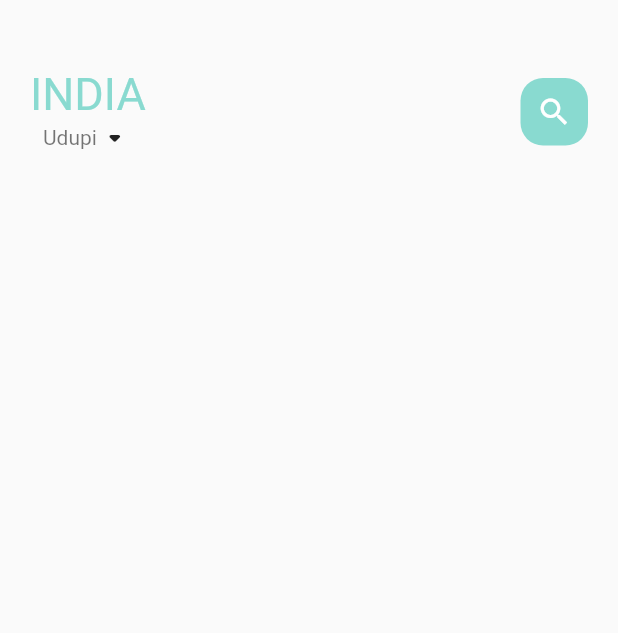
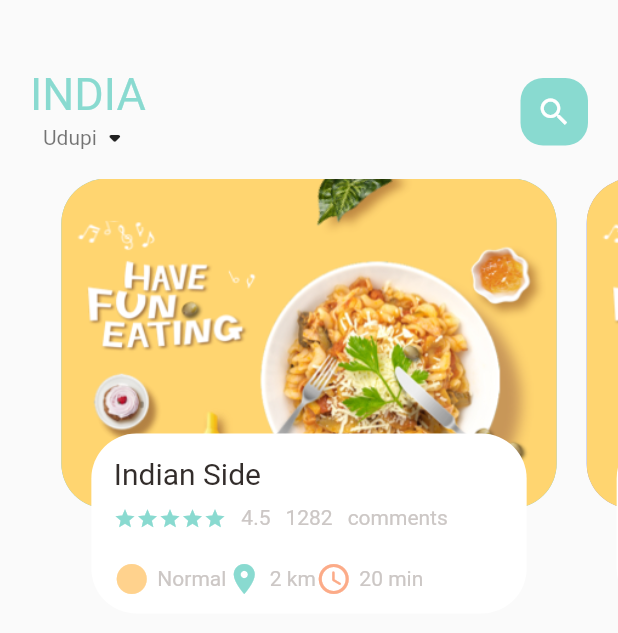
Before and after one commit to TheShreyasShetty/foodie, a Flutter app: the screen it shows after launch, on a phone screen of 412 x 824 dp. Shown: the top 633 px of the screen. Run offline on Flutter 3.47's test engine with Material 2 defaults, Android fonts, the phone set to English and light mode, and no system bars.

Commit message:
Third Commit Created a floating window in the homepage also created a separate file to easily call icons and text so that we do not need to create or write it down again and again.

```diff
--- a/lib/home/food_page_body.dart
+++ b/lib/home/food_page_body.dart
@@ -1,4 +1,9 @@
 import 'package:flutter/cupertino.dart';
+import 'package:flutter/material.dart';
+import 'package:food_delivery/utils/colors.dart';
+import 'package:food_delivery/widgets/big_text.dart';
+import 'package:food_delivery/widgets/icon_and_text_widget.dart';
+import 'package:food_delivery/widgets/small_text.dart';
 
 class FoodPageBody extends StatefulWidget {
   const FoodPageBody({super.key});
@@ -8,10 +13,104 @@ class FoodPageBody extends StatefulWidget {
 }
 
 class _FoodPageBodyState extends State<FoodPageBody> {
+  PageController pageController = PageController(viewportFraction: 0.85);
+  var _currPageValue = 0.0;
+
+  @override
+  void initState(){
+    super.initState();
+    pageController.addListener(() {
+      setState(() {
+        _currPageValue = pageController.page!;
+        // print("Current value is "+_currPageValue.toString());
+      });
+    });
+  }
+
+  @override
+  void dispose(){
+    pageController.dispose();
+  }
+
   @override
   Widget build(BuildContext context) {
     return Container(
+      height: 320,
+      child: PageView.builder(
+        controller: pageController,
+          itemCount: 5,
+          itemBuilder: (context,position){
+        return _buildPageItem(position);
+      }),
+    );
+  }
+  Widget _buildPageItem(int index){
+    return Stack(
+      children: [
+        Container(
+          height: 220,
+          margin: EdgeInsets.only(left: 10,right: 10 ),
+          decoration: BoxDecoration(
+            borderRadius: BorderRadius.circular(30),
+            color: index.isEven?Color(0xFF69c5df):Color(0xFF9294cc),
+            image: DecorationImage(
+                fit: BoxFit.cover,
+                image: AssetImage(
+                    "assets/image/food0.png"
+                )
+            ),
+          ),
+        ),
+        Align(
+          alignment: Alignment.bottomCenter,
+          child: Container(
+            height: 120,
+            margin: EdgeInsets.only(left: 30,right: 30, bottom: 30),
+            decoration: BoxDecoration(
+              borderRadius: BorderRadius.circular(30),
+              color: Colors.white,
 
+            ),
+            child: Container(
+              padding: EdgeInsets.only(top: 15,left: 15,right: 15),
+              child: Column(
+                crossAxisAlignment: CrossAxisAlignment.start,
+                children: [
+                  BigText(text: "Indian Side"),
+                  SizedBox(height: 10),
+                  Row(
+                    children: [
+                      Wrap(
+                        children: List.generate(5, (index) => Icon(Icons.star, color: AppColors.mainColor,size: 15,)),    // => this is used the return the function
+                      ),
+                      SizedBox(width: 10,),
+                      SmallText(text: "4.5"),
+                      SizedBox(width: 10,),
+                      SmallText(text: "1282"),
+                      SizedBox(width: 10,),
+                      SmallText(text: "comments"),
+                    ],
+                  ),
+                  SizedBox(height: 20,),
+                  Row(
+                    children: [
+                      IconAndTextWidget(icon: Icons.circle_sharp,
+                          text: "Normal",
+                          iconColor: AppColors.iconColor1),
+                      IconAndTextWidget(icon: Icons.location_on,
+                          text: "2 km",
+                          iconColor: AppColors.mainColor),
+                      IconAndTextWidget(icon: Icons.access_time_rounded,
+                          text: "20 min",
+                          iconColor: AppColors.iconColor2)
+                    ],
+                  )
+                ],
+              ),
+            ),
+          ),
+        )
+      ],
     );
   }
 }
--- a/lib/home/main_food_page.dart
+++ b/lib/home/main_food_page.dart
@@ -5,6 +5,7 @@ import 'package:food_delivery/widgets/big_text.dart';
 import 'package:food_delivery/widgets/small_text.dart';
 
 import '../utils/colors.dart';
+import 'food_page_body.dart';
 
 class MainFoodPage extends StatefulWidget {
   const MainFoodPage({super.key});
@@ -52,7 +53,8 @@ class _MainFoodPageState extends State<MainFoodPage> {
                   ],
                 ),
               ),
-            )
+            ),
+            FoodPageBody(),
           ],
       ),
     );
--- /dev/null
+++ b/lib/widgets/icon_and_text_widget.dart
@@ -0,0 +1,23 @@
+import 'package:flutter/cupertino.dart';
+import 'package:food_delivery/widgets/small_text.dart';
+
+class IconAndTextWidget extends StatelessWidget {
+  final IconData icon;
+  final String text;
+  final Color iconColor;
+  const IconAndTextWidget({Key? key,
+    required this.icon,
+    required this.text,
+    required this.iconColor}) : super(key: key);
+
+  @override
+  Widget build(BuildContext context) {
+    return Row(
+      children: [
+        Icon(icon, color: iconColor,),
+        SizedBox(width: 5,),
+        SmallText(text: text,),
+      ],
+    );
+  }
+}
```
